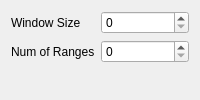
Above: ui/Rubberband.ui from tisaconundrum2/PySAT-GUI before the change. Below: the same form after it.
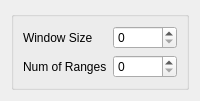
That is the form after the change.

Commit message: Make everything a groupBox

Diff of the .ui file:
```diff
--- a/ui/Rubberband.ui
+++ b/ui/Rubberband.ui
@@ -7,6 +7,7 @@
   </property>
   <layout class="QVBoxLayout" name="verticalLayout">
    <item>
+    <widget class="QGroupBox" name="">
     <layout class="QFormLayout" name="formLayout_2">
      <property name="fieldGrowthPolicy">
       <enum>QFormLayout::AllNonFixedFieldsGrow</enum>
@@ -32,6 +33,7 @@
       <widget class="QSpinBox" name="numOfRangesSpinBox"/>
      </item>
     </layout>
+    </widget>
    </item>
   </layout>
  </widget>
```
Lines whose indentation alone changed are shown as unchanged. The commit also changes 9 other files.
